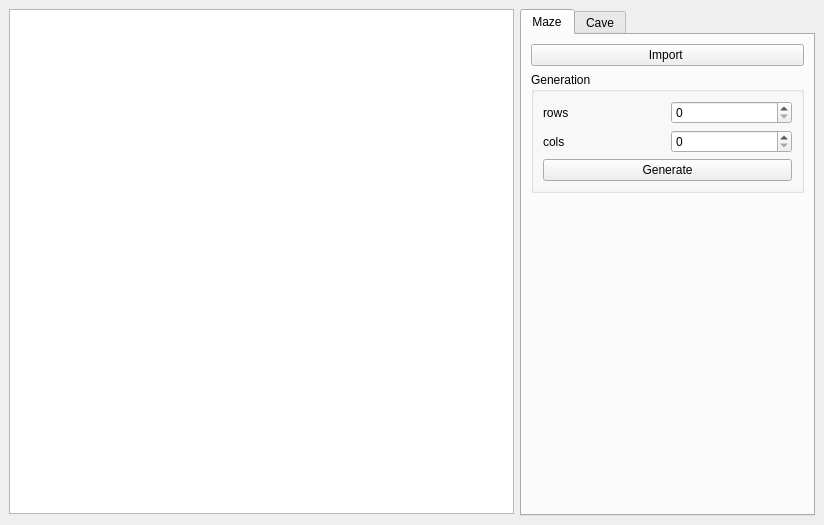
Oleg-Sl/A1_Maze, file src/source/view/mainwindow.ui: the form before one commit.
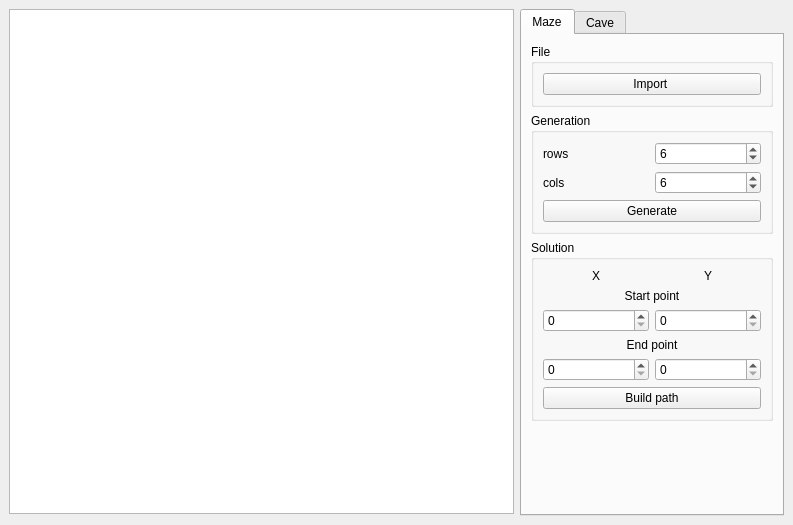
The form after the commit.

What changed in the file:
```diff
--- a/src/source/view/mainwindow.ui
+++ b/src/source/view/mainwindow.ui
@@ -6,7 +6,7 @@
    <rect>
     <x>0</x>
     <y>0</y>
-    <width>824</width>
+    <width>793</width>
     <height>525</height>
    </rect>
   </property>
@@ -65,11 +65,88 @@
           <string>Maze</string>
          </attribute>
          <layout class="QGridLayout" name="gridLayout_3">
+          <item row="3" column="0">
+           <widget class="QGroupBox" name="group_solution">
+            <property name="title">
+             <string>Solution</string>
+            </property>
+            <layout class="QGridLayout" name="gridLayout_4">
+             <item row="0" column="0">
+              <widget class="QLabel" name="label_x">
+               <property name="text">
+                <string>X</string>
+               </property>
+               <property name="alignment">
+                <set>Qt::AlignCenter</set>
+               </property>
+              </widget>
+             </item>
+             <item row="1" column="0" colspan="2">
+              <widget class="QLabel" name="label_start_point">
+               <property name="text">
+                <string>Start point</string>
+               </property>
+               <property name="alignment">
+                <set>Qt::AlignCenter</set>
+               </property>
+              </widget>
+             </item>
+             <item row="3" column="1">
+              <widget class="QSpinBox" name="spin_start_y"/>
+             </item>
+             <item row="3" column="0">
+              <widget class="QSpinBox" name="spin_start_x"/>
+             </item>
+             <item row="0" column="1">
+              <widget class="QLabel" name="label_y">
+               <property name="text">
+                <string>Y</string>
+               </property>
+               <property name="alignment">
+                <set>Qt::AlignCenter</set>
+               </property>
+              </widget>
+             </item>
+             <item row="5" column="0">
+              <widget class="QSpinBox" name="spin_end_x"/>
+             </item>
+             <item row="4" column="0" colspan="2">
+              <widget class="QLabel" name="label_end_point">
+               <property name="text">
+                <string>End point</string>
+               </property>
+               <property name="alignment">
+                <set>Qt::AlignCenter</set>
+               </property>
+              </widget>
+             </item>
+             <item row="5" column="1">
+              <widget class="QSpinBox" name="spin_end_y"/>
+             </item>
+             <item row="6" column="0" colspan="2">
+              <widget class="QPushButton" name="button_build_path">
+               <property name="text">
+                <string>Build path</string>
+               </property>
+              </widget>
+             </item>
+            </layout>
+           </widget>
+          </item>
           <item row="0" column="0">
-           <widget class="QPushButton" name="button_import">
-            <property name="text">
-             <string>Import </string>
+           <widget class="QGroupBox" name="group_file">
+            <property name="title">
+             <string>File</string>
             </property>
+            <layout class="QGridLayout" name="gridLayout_5">
+             <item row="0" column="0">
+              <widget class="QPushButton" name="button_import">
+               <property name="text">
+                <string>Import </string>
+               </property>
+              </widget>
+             </item>
+            </layout>
            </widget>
           </item>
           <item row="2" column="0">
@@ -86,7 +163,14 @@
               </widget>
              </item>
              <item row="0" column="1">
-              <widget class="QSpinBox" name="spin_rows"/>
+              <widget class="QSpinBox" name="spin_rows">
+               <property name="minimum">
+                <number>2</number>
+               </property>
+               <property name="value">
+                <number>6</number>
+               </property>
+              </widget>
              </item>
              <item row="0" column="0">
               <widget class="QLabel" name="label_rows">
@@ -96,7 +180,14 @@
               </widget>
              </item>
              <item row="1" column="1">
-              <widget class="QSpinBox" name="spin_cols"/>
+              <widget class="QSpinBox" name="spin_cols">
+               <property name="minimum">
+                <number>2</number>
+               </property>
+               <property name="value">
+                <number>6</number>
+               </property>
+              </widget>
              </item>
              <item row="2" column="0" colspan="2">
               <widget class="QPushButton" name="button_generate">
```
